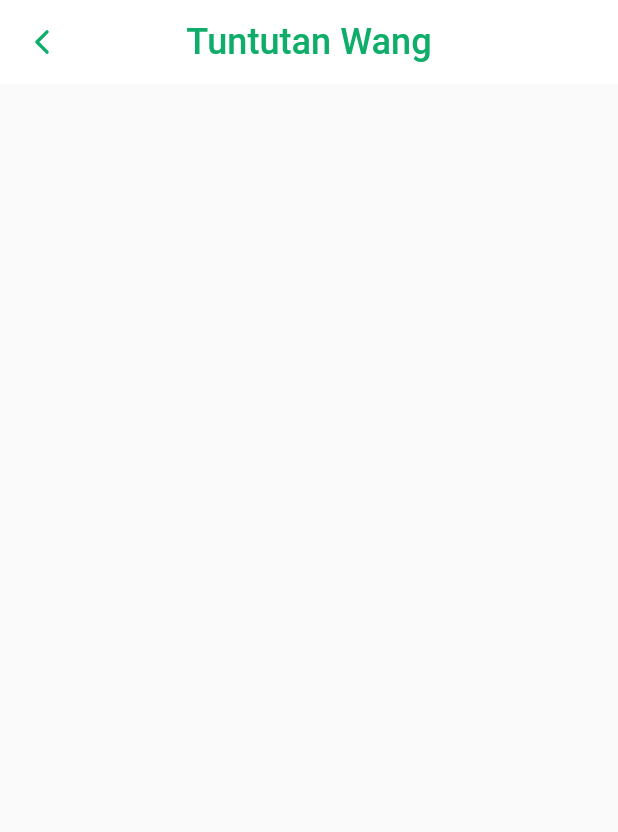
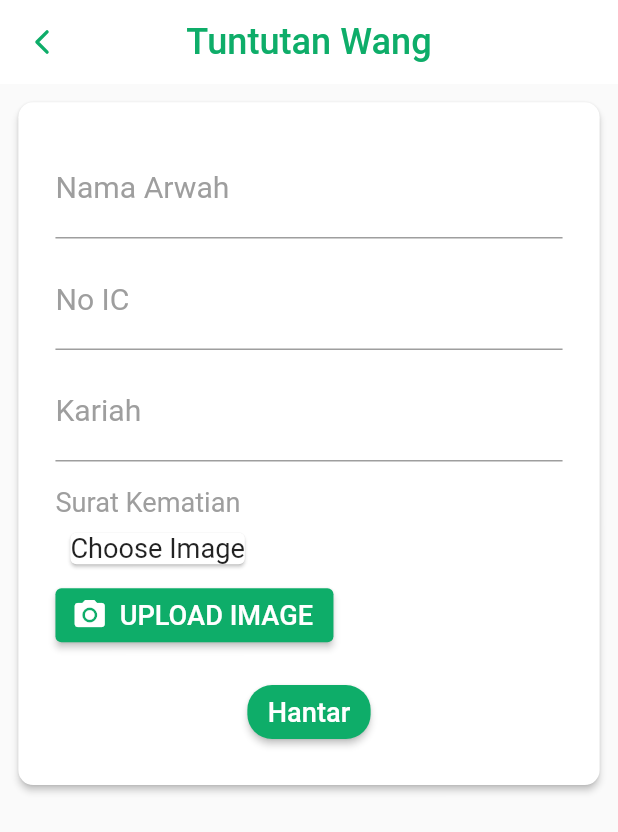
Before and after one commit to Addin15/my_khairat, a Flutter app: the MoneyClaim screen opened directly, on a phone screen of 412 x 824 dp. Shown: the top 832 px of the screen. Run offline on Flutter 3.47's test engine with Material 2 defaults, Android fonts, the phone set to English and light mode, and no system bars; our stand-ins replace carousel_slider, flutter_secure_storage, flutter_spinkit, google_fonts, hive, hive_flutter and 3 more; accounts and stored records are empty; network calls fail; Roboto replaces fonts that are missing (Ubuntu).

Commit message:
claim ui

```diff
--- a/lib/main.dart
+++ b/lib/main.dart
@@ -3,7 +3,6 @@ import 'package:google_fonts/google_fonts.dart';
 import 'package:hive_flutter/hive_flutter.dart';
 import 'package:my_khairat/models/person.dart';
 import 'package:my_khairat/models/user.dart';
-import 'package:my_khairat/pages/home/payment_history.dart';
 import 'package:sizer/sizer.dart';
 
 import 'pages/nav.dart';
--- /dev/null
+++ b/lib/pages/home/claim/money_claim.dart
@@ -0,0 +1,241 @@
+import 'dart:io';
+import 'dart:async';
+import 'package:flutter/material.dart';
+import 'package:ionicons/ionicons.dart';
+import 'package:my_khairat/styles/app_color.dart';
+import 'package:sizer/sizer.dart';
+import 'package:image_picker/image_picker.dart';
+
+class MoneyClaim extends StatefulWidget {
+  const MoneyClaim({Key? key}) : super(key: key);
+
+  @override
+  State<MoneyClaim> createState() => _MoneyClaimState();
+}
+
+class _MoneyClaimState extends State<MoneyClaim> {
+  TextEditingController name = TextEditingController();
+  TextEditingController icno = TextEditingController();
+  TextEditingController kariah = TextEditingController();
+  File? imageFile;
+  XFile? pickedFile;
+  ImagePicker _picker = ImagePicker();
+
+  @override
+  void initState() {
+    super.initState();
+    _picker = new ImagePicker();
+  }
+
+  @override
+  Widget build(BuildContext context) {
+    return Scaffold(
+        appBar: AppBar(
+          centerTitle: true,
+          title: Text(
+            'Tuntutan Wang',
+            style: TextStyle(color: AppColor.primary),
+          ),
+          elevation: 0.0,
+          backgroundColor: Colors.white,
+          leading: IconButton(
+            icon: const Icon(Ionicons.chevron_back),
+            color: AppColor.primary,
+            onPressed: () => Navigator.pop(context),
+          ),
+        ),
+        body: SingleChildScrollView(
+          child: Container(
+            padding: EdgeInsets.all(1.h),
+            width: double.infinity,
+            child: Card(
+              elevation: 2,
+              color: Colors.white,
+              shadowColor: Colors.black,
+              shape: RoundedRectangleBorder(
+                  borderRadius: BorderRadius.circular(10)),
+              child: Column(
+                mainAxisAlignment: MainAxisAlignment.start,
+                crossAxisAlignment: CrossAxisAlignment.start,
+                children: [
+                  Container(
+                    padding: EdgeInsets.all(3.h),
+                    child: Column(
+                      mainAxisAlignment: MainAxisAlignment.start,
+                      crossAxisAlignment: CrossAxisAlignment.start,
+                      children: [
+                        TextFormField(
+                          controller: name,
+                          decoration: InputDecoration(
+                            labelText: 'Nama Arwah',
+                            labelStyle: TextStyle(
+                              color: Colors.grey,
+                            ),
+                          ),
+                          style: TextStyle(color: Colors.grey),
+                          onChanged: (value) {
+                            setState(() {
+                              name.text = value.toString();
+                            });
+                          },
+                        ),
+                        SizedBox(
+                          height: 1.h,
+                        ),
+                        TextFormField(
+                          controller: name,
+                          decoration: InputDecoration(
+                            labelText: 'No IC',
+                            labelStyle: TextStyle(
+                              color: Colors.grey,
+                            ),
+                          ),
+                          style: TextStyle(color: Colors.grey),
+                          onChanged: (value) {
+                            setState(() {
+                              icno.text = value.toString();
+                            });
+                          },
+                        ),
+                        SizedBox(
+                          height: 1.h,
+                        ),
+                        TextFormField(
+                          controller: name,
+                          decoration: InputDecoration(
+                            labelText: 'Kariah',
+                            labelStyle: TextStyle(
+                              color: Colors.grey,
+                            ),
+                          ),
+                          style: TextStyle(color: Colors.grey),
+                          onChanged: (value) {
+                            setState(() {
+                              kariah.text = value.toString();
+                            });
+                          },
+                        ),
+                        SizedBox(
+                          height: 2.h,
+                        ),
+                        Text(
+                          "Surat Kematian",
+                          style: TextStyle(color: Colors.grey),
+                        ),
+                        Card(
+                          margin: EdgeInsetsDirectional.all(10),
+                          child: (imageFile == null)
+                              ? Text("Choose Image")
+                              : Image.file(imageFile!),
+                        ),
+                        ElevatedButton.icon(
+                          icon: Icon(Icons.camera_alt),
+                          style: ButtonStyle(
+                            backgroundColor:
+                                MaterialStateProperty.all(AppColor.primary),
+                          ),
+                          onPressed: () {
+                            _showChoiceDialog(context);
+                          },
+                          label: Text("UPLOAD IMAGE"),
+                        ),
+                        SizedBox(
+                          height: 2.h,
+                        ),
+                        Center(
+                          child: ElevatedButton(
+                            onPressed: () {},
+                            child: Text("Hantar"),
+                            style: ButtonStyle(
+                              backgroundColor:
+                                  MaterialStateProperty.all(AppColor.primary),
+                              shape: MaterialStateProperty.all(
+                                RoundedRectangleBorder(
+                                    borderRadius: BorderRadius.circular(2.h)),
+                              ),
+                            ),
+                          ),
+                        )
+                      ],
+                    ),
+                  ),
+                ],
+              ),
+            ),
+          ),
+        ));
+  }
+
+  //get from camera
+  Future _getFromGallery(BuildContext context) async {
+    pickedFile = await _picker.pickImage(
+      source: ImageSource.gallery,
+      maxWidth: 1800,
+      maxHeight: 1800,
+    );
+    if (pickedFile != null) {
+      setState(() {
+        imageFile = File(pickedFile!.path);
+      });
+      Navigator.pop(context, MoneyClaim());
+    }
+  }
+
+  /// Get from Camera
+  Future _getFromCamera(BuildContext context) async {
+    pickedFile = await _picker.pickImage(
+      source: ImageSource.camera,
+      maxWidth: 1800,
+      maxHeight: 1800,
+    );
+    if (pickedFile != null) {
+      setState(() {
+        imageFile = File(pickedFile!.path);
+      });
+      Navigator.pop(context, MoneyClaim());
+    }
+  }
+
+  Future<void> _showChoiceDialog(BuildContext context) {
+    return showDialog(
+        context: context,
+        builder: (BuildContext context) {
+          return AlertDialog(
+            title: const Text(
+              "Choose Option",
+            ),
+            content: SingleChildScrollView(
+              child: ListBody(
+                children: [
+                  Divider(height: 1.h, color: Colors.black),
+                  ListTile(
+                    onTap: () {
+                      _getFromGallery(context);
+                    },
+                    title: const Text('Gallery'),
+                    leading: Icon(
+                      Icons.account_box,
+                      color: AppColor.primary,
+                    ),
+                  ),
+                  Divider(
+                    height: 1.h,
+                    color: Colors.black,
+                  ),
+                  ListTile(
+                    onTap: () {
+                      _getFromCamera(context);
+                    },
+                    title: Text("Camera"),
+                    leading: Icon(
+                      Icons.camera,
+                      color: AppColor.primary,
+                    ),
+                  ),
+                ],
+              ),
+            ),
+          );
+        });
+  }
+}
--- a/lib/pages/home/home.dart
+++ b/lib/pages/home/home.dart
@@ -9,8 +9,8 @@ import 'package:my_khairat/DAO/user_dao.dart';
 import 'package:my_khairat/models/user.dart';
 import 'package:my_khairat/pages/auth/login.dart';
 import 'package:my_khairat/pages/home/Payment/create_payment.dart';
-import 'package:my_khairat/pages/home/money_claim.dart';
-import 'package:my_khairat/pages/home/payment_history.dart';
+import 'package:my_khairat/pages/home/claim/money_claim.dart';
+import 'package:my_khairat/pages/home/paymenthistory/payment_history.dart';
 import 'package:my_khairat/styles/app_color.dart';
 import 'package:provider/provider.dart';
 import 'package:sizer/sizer.dart';
--- a/lib/pages/home/money_claim.dart
+++ /dev/null
@@ -1,32 +0,0 @@
-import 'package:flutter/material.dart';
-import 'package:ionicons/ionicons.dart';
-import 'package:my_khairat/styles/app_color.dart';
-
-class MoneyClaim extends StatefulWidget {
-  const MoneyClaim({Key? key}) : super(key: key);
-
-  @override
-  State<MoneyClaim> createState() => _MoneyClaimState();
-}
-
-class _MoneyClaimState extends State<MoneyClaim> {
-  @override
-  Widget build(BuildContext context) {
-    return Scaffold(
-      appBar: AppBar(
-        centerTitle: true,
-        title: Text(
-          'Tuntutan Wang',
-          style: TextStyle(color: AppColor.primary),
-        ),
-        elevation: 0.0,
-        backgroundColor: Colors.white,
-        leading: IconButton(
-          icon: const Icon(Ionicons.chevron_back),
-          color: AppColor.primary,
-          onPressed: () => Navigator.pop(context),
-        ),
-      ),
-    );
-  }
-}
--- a/pubspec.yaml
+++ b/pubspec.yaml
@@ -46,6 +46,7 @@ dependencies:
   hive_flutter: ^1.1.0
   flutter_spinkit: ^5.1.0
   hive_generator: ^1.1.3
+  image_picker: ^0.8.5+3
 
 dev_dependencies:
   flutter_test:
```
Also changed, not shown: lib/pages/home/paymenthistory/payment_history.dart (renamed from lib/pages/home/payment_history.dart), pubspec.lock.
